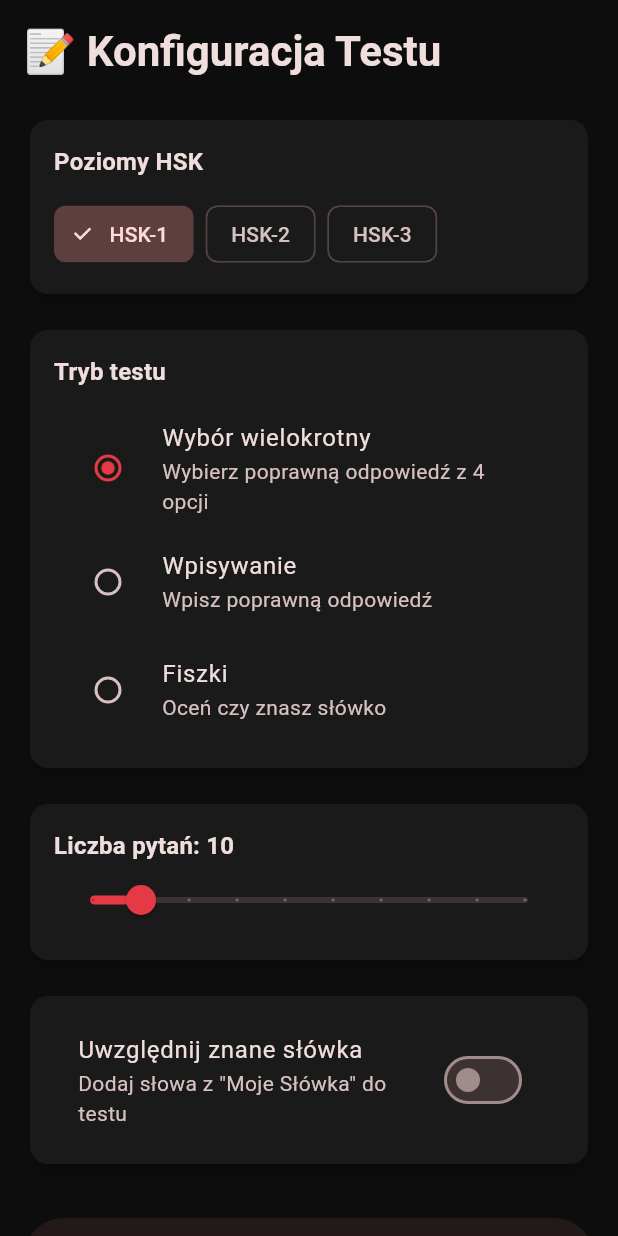
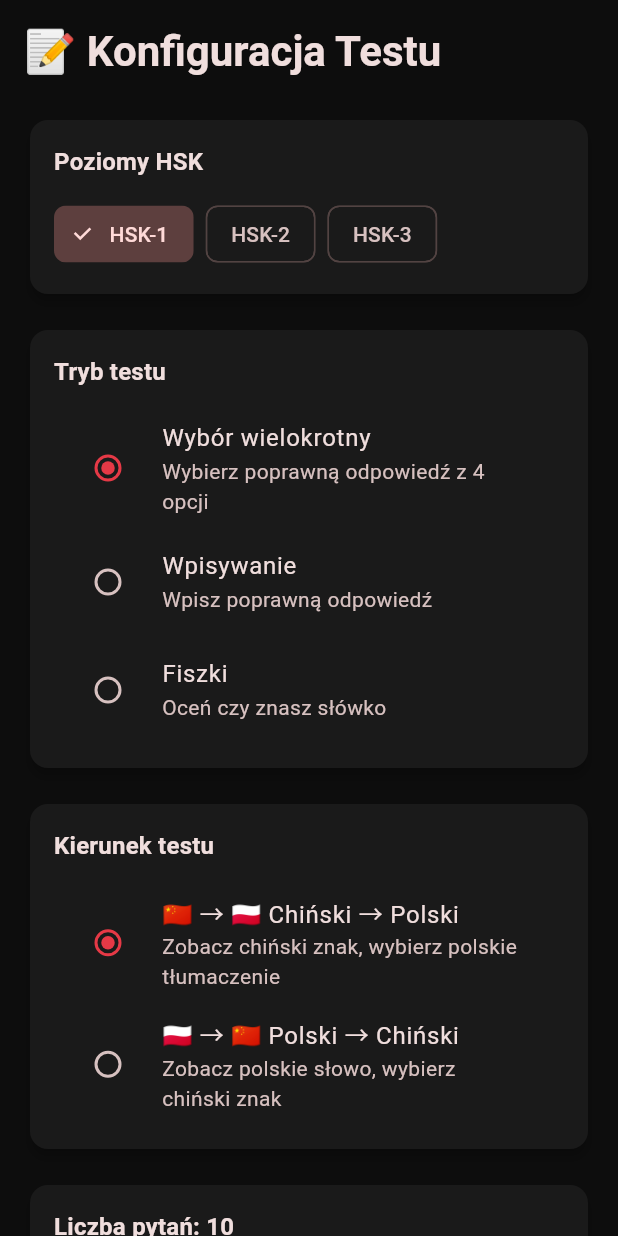
Before and after one commit to mwojtcz/chinese-learning-app, a Flutter app: the TestConfigScreen screen opened directly, on a phone screen of 412 x 824 dp. Run offline on Flutter 3.47's test engine with Material 3 defaults, Android fonts, the phone set to English and light mode, and no system bars; our stand-ins replace shared_preferences, sqflite, sqflite_common_ffi; accounts and stored records are empty.

Commit message:
feat: add reverse test mode (Polish→Chinese) (#5)
- Add TestDirection enum (chineseToPolish, polishToChinese)
- Add UI toggle in test configuration with 🇨🇳→🇵🇱 and 🇵🇱→🇨🇳 options
- Update question generation logic to support reverse mode
- Polish→Chinese: show Polish/English word, answer is Hanzi
- Adapt question display based on direction
- Update typing mode instructions for reverse tests
- Enable Chinese learners to test Polish vocabulary

```diff
--- a/lib/models/test_config.dart
+++ b/lib/models/test_config.dart
@@ -3,6 +3,7 @@
   final List<String> selectedTags;
   final int questionCount;
   final TestMode mode;
+  final TestDirection direction;
   final bool includeLearnedWords;
 
   TestConfig({
@@ -10,6 +11,7 @@
     this.selectedTags = const [],
     this.questionCount = 10,
     this.mode = TestMode.multipleChoice,
+    this.direction = TestDirection.chineseToPolish,
     this.includeLearnedWords = false,
   });
 
@@ -18,6 +20,7 @@
     List<String>? selectedTags,
     int? questionCount,
     TestMode? mode,
+    TestDirection? direction,
     bool? includeLearnedWords,
   }) {
     return TestConfig(
@@ -25,9 +28,15 @@
       selectedTags: selectedTags ?? this.selectedTags,
       questionCount: questionCount ?? this.questionCount,
       mode: mode ?? this.mode,
+      direction: direction ?? this.direction,
       includeLearnedWords: includeLearnedWords ?? this.includeLearnedWords,
     );
   }
+}
+
+enum TestDirection {
+  chineseToPolish,  // Chinese → Polish (default)
+  polishToChinese,  // Polish → Chinese (reverse)
 }
 
 enum TestMode {
--- a/lib/widgets/test_tab.dart
+++ b/lib/widgets/test_tab.dart
@@ -33,6 +33,7 @@
   final List<String> _selectedTags = [];
   int _questionCount = 10;
   TestMode _mode = TestMode.multipleChoice;
+  TestDirection _direction = TestDirection.chineseToPolish;
   bool _includeLearnedWords = false;
 
   @override
@@ -145,6 +146,48 @@
               ),
               const SizedBox(height: 16),
 
+              // Kierunek testu
+              Card(
+                child: Padding(
+                  padding: const EdgeInsets.all(16.0),
+                  child: Column(
+                    crossAxisAlignment: CrossAxisAlignment.start,
+                    children: [
+                      Text(
+                        'Kierunek testu',
+                        style: Theme.of(context).textTheme.titleMedium?.copyWith(
+                          fontWeight: FontWeight.bold,
+                        ),
+                      ),
+                      const SizedBox(height: 12),
+                      RadioListTile<TestDirection>(
+                        title: const Text('🇨🇳 → 🇵🇱 Chiński → Polski'),
+                        subtitle: const Text('Zobacz chiński znak, wybierz polskie tłumaczenie'),
+                        value: TestDirection.chineseToPolish,
+                        groupValue: _direction,
+                        onChanged: (value) {
+                          setState(() {
+                            _direction = value!;
+                          });
+                        },
+                      ),
+                      RadioListTile<TestDirection>(
+                        title: const Text('🇵🇱 → 🇨🇳 Polski → Chiński'),
+                        subtitle: const Text('Zobacz polskie słowo, wybierz chiński znak'),
+                        value: TestDirection.polishToChinese,
+                        groupValue: _direction,
+                        onChanged: (value) {
+                          setState(() {
+                            _direction = value!;
+                          });
+                        },
+                      ),
+                    ],
+                  ),
+                ),
+              ),
+              const SizedBox(height: 16),
+
               // Liczba pytań
               Card(
                 child: Padding(
@@ -209,6 +252,7 @@
                     selectedTags: _selectedTags,
                     questionCount: _questionCount,
                     mode: _mode,
+                    direction: _direction,
                     includeLearnedWords: _includeLearnedWords,
                   );
 
@@ -307,6 +351,8 @@
                       padding: const EdgeInsets.all(24.0),
                       child: Column(
                         children: [
+                          // Pokaż pytanie zależnie od kierunku
+                          if (testProvider.config.direction == TestDirection.chineseToPolish) ...[
                             Text(
                               question.hanzi,
                               style: const TextStyle(fontSize: 64, fontWeight: FontWeight.bold),
@@ -316,6 +362,22 @@
                               question.pinyin,
                               style: const TextStyle(fontSize: 24, color: Colors.black54),
                             ),
+                          ] else ...[
+                            const Text(
+                              'Jak to powiedzieć po chińsku?',
+                              style: TextStyle(fontSize: 16, color: Colors.black54),
+                            ),
+                            const SizedBox(height: 8),
+                            Text(
+                              question.polish,
+                              style: const TextStyle(fontSize: 36, fontWeight: FontWeight.bold),
+                            ),
+                            const SizedBox(height: 4),
+                            Text(
+                              question.english,
+                              style: const TextStyle(fontSize: 20, color: Colors.black54),
+                            ),
+                          ],
                           const SizedBox(height: 8),
                           Container(
                             padding: const EdgeInsets.symmetric(horizontal: 12, vertical: 4),
@@ -476,19 +538,24 @@
   }
 
   Widget _buildTypingMode(TestProvider testProvider, TestQuestion question) {
+    final isReverse = testProvider.config.direction == TestDirection.polishToChinese;
+
     return Column(
       children: [
         Text(
-          'Wpisz tłumaczenie chińskiego znaku:',
+          isReverse
+            ? 'Wpisz chiński znak (hanzi):'
+            : 'Wpisz polskie tłumaczenie:',
           style: Theme.of(context).textTheme.titleMedium,
         ),
         const SizedBox(height: 16),
         TextField(
           controller: _typingController,
           enabled: question.userAnswer == null,
-          decoration: const InputDecoration(
+          decoration: InputDecoration(
             labelText: 'Twoja odpowiedź',
-            border: OutlineInputBorder(),
+            hintText: isReverse ? 'np. 你好' : 'np. cześć',
+            border: const OutlineInputBorder(),
           ),
           onSubmitted: (value) {
             if (value.isNotEmpty) {
```
Also changed, not shown: lib/providers/test_provider.dart (+19 -1 lines). Lines whose indentation alone changed are shown as unchanged.
